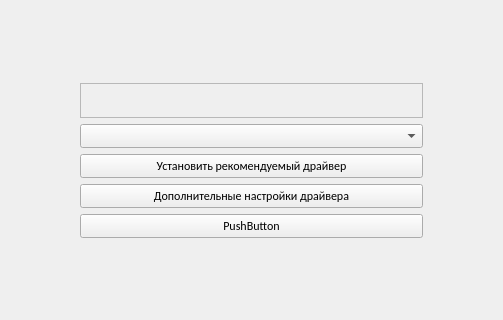
Above: ui/mainwindow.ui from Ilase/xUtiles before the change; both pictures show x 521 to 1024 and y 224 to 544 of the 1295 by 748 pixel window. Below: the same form after it.
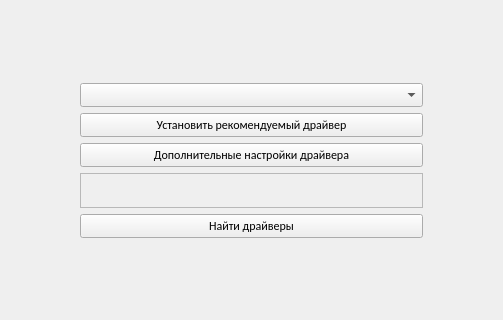
That is the form after the change. The open tabs and pages were chosen to show the change.

```diff
--- a/ui/mainwindow.ui
+++ b/ui/mainwindow.ui
@@ -742,37 +742,8 @@
                   </property>
                  </widget>
                 </item>
-                <item row="1" column="1">
-                 <spacer name="verticalSpacer">
-                  <property name="orientation">
-                   <enum>Qt::Vertical</enum>
-                  </property>
-                  <property name="sizeHint" stdset="0">
-                   <size>
-                    <width>20</width>
-                    <height>40</height>
-                   </size>
-                  </property>
-                 </spacer>
-                </item>
-                <item row="2" column="1">
-                 <widget class="QTextEdit" name="debugCardName">
-                  <property name="enabled">
-                   <bool>false</bool>
-                  </property>
-                  <property name="maximumSize">
-                   <size>
-                    <width>16777215</width>
-                    <height>35</height>
-                   </size>
-                  </property>
-                 </widget>
-                </item>
-                <item row="3" column="1">
-                 <widget class="QComboBox" name="graphicDeviceSelect"/>
-                </item>
-                <item row="3" column="2">
-                 <spacer name="horizontalSpacer">
+                <item row="9" column="0">
+                 <spacer name="horizontalSpacer_2">
                   <property name="orientation">
                    <enum>Qt::Horizontal</enum>
                   </property>
@@ -784,55 +755,84 @@
                   </property>
                  </spacer>
                 </item>
+                <item row="10" column="1">
+                 <spacer name="verticalSpacer_6">
+                  <property name="orientation">
+                   <enum>Qt::Vertical</enum>
+                  </property>
+                  <property name="sizeHint" stdset="0">
+                   <size>
+                    <width>20</width>
+                    <height>40</height>
+                   </size>
+                  </property>
+                 </spacer>
+                </item>
                 <item row="4" column="1">
-                 <widget class="QPushButton" name="downloadRecomended">
-                  <property name="text">
-                   <string>Установить рекомендуемый драйвер</string>
-                  </property>
-                 </widget>
+                 <widget class="QComboBox" name="graphicDeviceSelect"/>
                 </item>
-                <item row="5" column="1">
+                <item row="6" column="1">
                  <widget class="QPushButton" name="additionalDriverSettings">
                   <property name="text">
                    <string>Дополнительные настройки драйвера</string>
                   </property>
                  </widget>
                 </item>
-                <item row="6" column="1">
+                <item row="5" column="1">
+                 <widget class="QPushButton" name="downloadRecomended">
+                  <property name="text">
+                   <string>Установить рекомендуемый драйвер</string>
+                  </property>
+                 </widget>
+                </item>
+                <item row="1" column="1">
+                 <spacer name="verticalSpacer">
+                  <property name="orientation">
+                   <enum>Qt::Vertical</enum>
+                  </property>
+                  <property name="sizeHint" stdset="0">
+                   <size>
+                    <width>20</width>
+                    <height>40</height>
+                   </size>
+                  </property>
+                 </spacer>
+                </item>
+                <item row="4" column="2">
+                 <spacer name="horizontalSpacer">
+                  <property name="orientation">
+                   <enum>Qt::Horizontal</enum>
+                  </property>
+                  <property name="sizeHint" stdset="0">
+                   <size>
+                    <width>40</width>
+                    <height>20</height>
+                   </size>
+                  </property>
+                 </spacer>
+                </item>
+                <item row="8" column="1">
                  <widget class="QPushButton" name="debugCardSearch">
                   <property name="enabled">
                    <bool>true</bool>
                   </property>
                   <property name="text">
-                   <string>PushButton</string>
+                   <string>Найти драйверы</string>
                   </property>
                  </widget>
                 </item>
-                <item row="7" column="0">
-                 <spacer name="horizontalSpacer_2">
-                  <property name="orientation">
-                   <enum>Qt::Horizontal</enum>
+                <item row="7" column="1">
+                 <widget class="QTextEdit" name="debugCardName">
+                  <property name="enabled">
+                   <bool>false</bool>
                   </property>
-                  <property name="sizeHint" stdset="0">
+                  <property name="maximumSize">
                    <size>
-                    <width>40</width>
-                    <height>20</height>
+                    <width>16777215</width>
+                    <height>35</height>
                    </size>
                   </property>
-                 </spacer>
-                </item>
-                <item row="8" column="1">
-                 <spacer name="verticalSpacer_6">
-                  <property name="orientation">
-                   <enum>Qt::Vertical</enum>
-                  </property>
-                  <property name="sizeHint" stdset="0">
-                   <size>
-                    <width>20</width>
-                    <height>40</height>
-                   </size>
-                  </property>
-                 </spacer>
+                 </widget>
                 </item>
                </layout>
               </widget>
```
Left out of the diff: 2 changed lines with no effect on the pictures.
